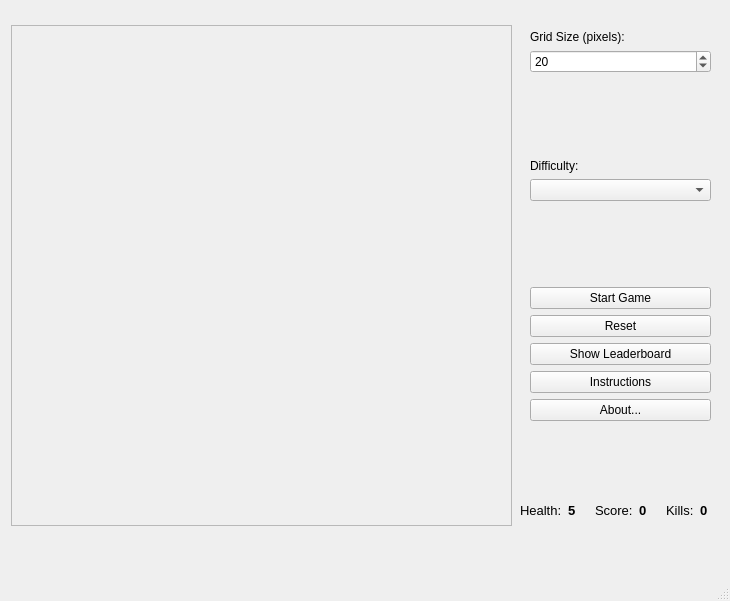
First picture: the form in mainwindow.ui, repository Atikur1043/spacewar, before the edit.
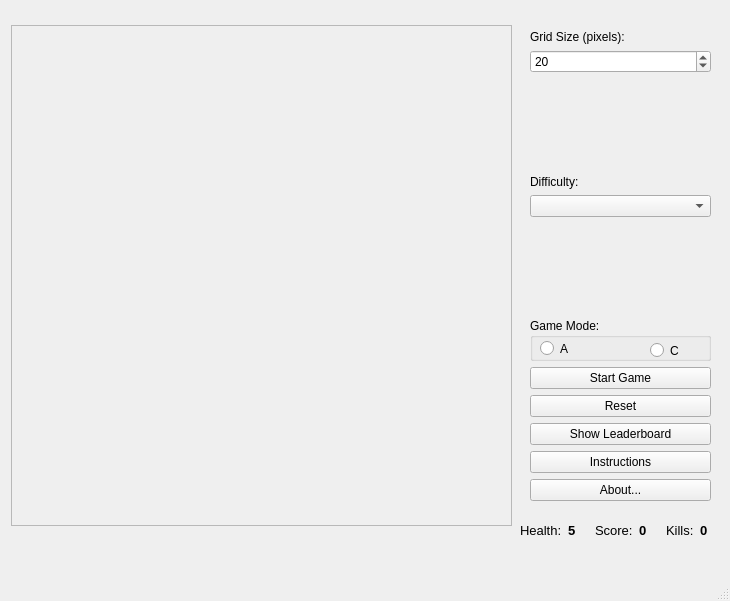
Second picture: the form after the edit.

```diff
--- a/mainwindow.ui
+++ b/mainwindow.ui
@@ -54,7 +54,7 @@
       <x>530</x>
       <y>30</y>
       <width>181</width>
-      <height>391</height>
+      <height>471</height>
      </rect>
     </property>
     <layout class="QVBoxLayout" name="verticalLayout">
@@ -117,6 +117,51 @@
        </property>
       </spacer>
      </item>
+     <item>
+      <widget class="QGroupBox" name="modeGroupBox">
+       <property name="minimumSize">
+        <size>
+         <width>0</width>
+         <height>43</height>
+        </size>
+       </property>
+       <property name="layoutDirection">
+        <enum>Qt::LayoutDirection::LeftToRight</enum>
+       </property>
+       <property name="title">
+        <string>Game Mode:</string>
+       </property>
+       <widget class="QRadioButton" name="arcadeModeButton">
+        <property name="geometry">
+         <rect>
+          <x>10</x>
+          <y>20</y>
+          <width>61</width>
+          <height>21</height>
+         </rect>
+        </property>
+        <property name="layoutDirection">
+         <enum>Qt::LayoutDirection::LeftToRight</enum>
+        </property>
+        <property name="text">
+         <string>A</string>
+        </property>
+       </widget>
+       <widget class="QRadioButton" name="campaignModeButton">
+        <property name="geometry">
+         <rect>
+          <x>120</x>
+          <y>20</y>
+          <width>41</width>
+          <height>25</height>
+         </rect>
+        </property>
+        <property name="text">
+         <string>C</string>
+        </property>
+       </widget>
+      </widget>
+     </item>
      <item>
       <widget class="QPushButton" name="startGame_button">
        <property name="text">
@@ -158,7 +203,7 @@
     <property name="geometry">
      <rect>
       <x>520</x>
-      <y>490</y>
+      <y>510</y>
       <width>201</width>
       <height>41</height>
      </rect>
```
Left out of the diff: 2 changed lines with no effect on the pictures.
